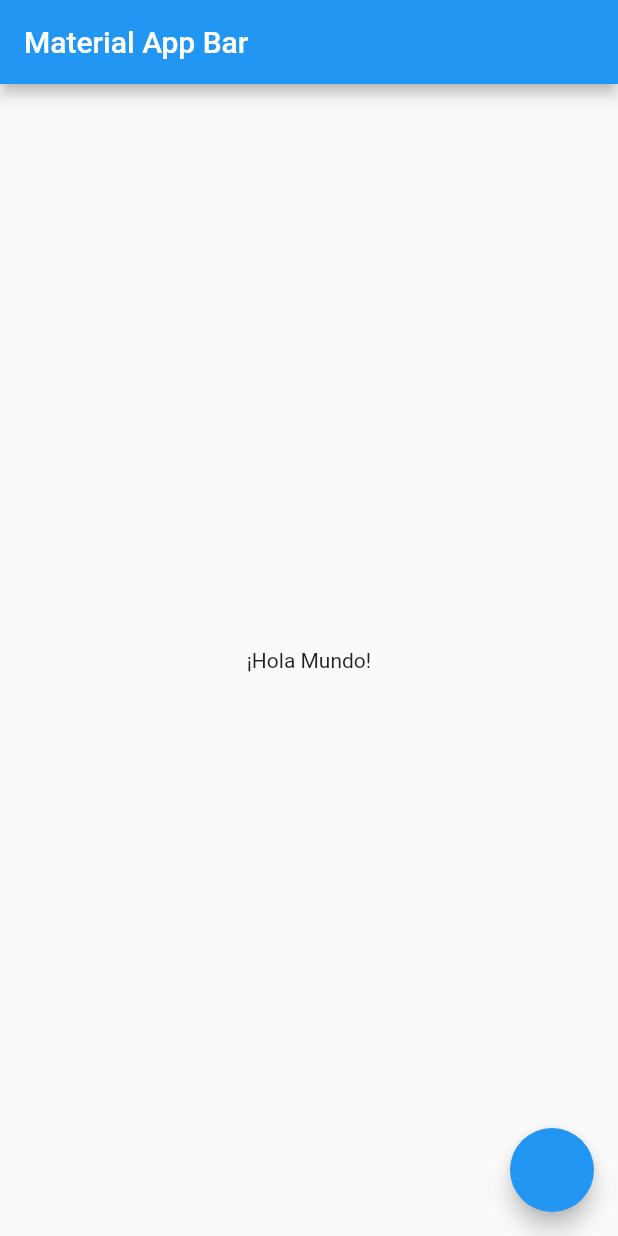
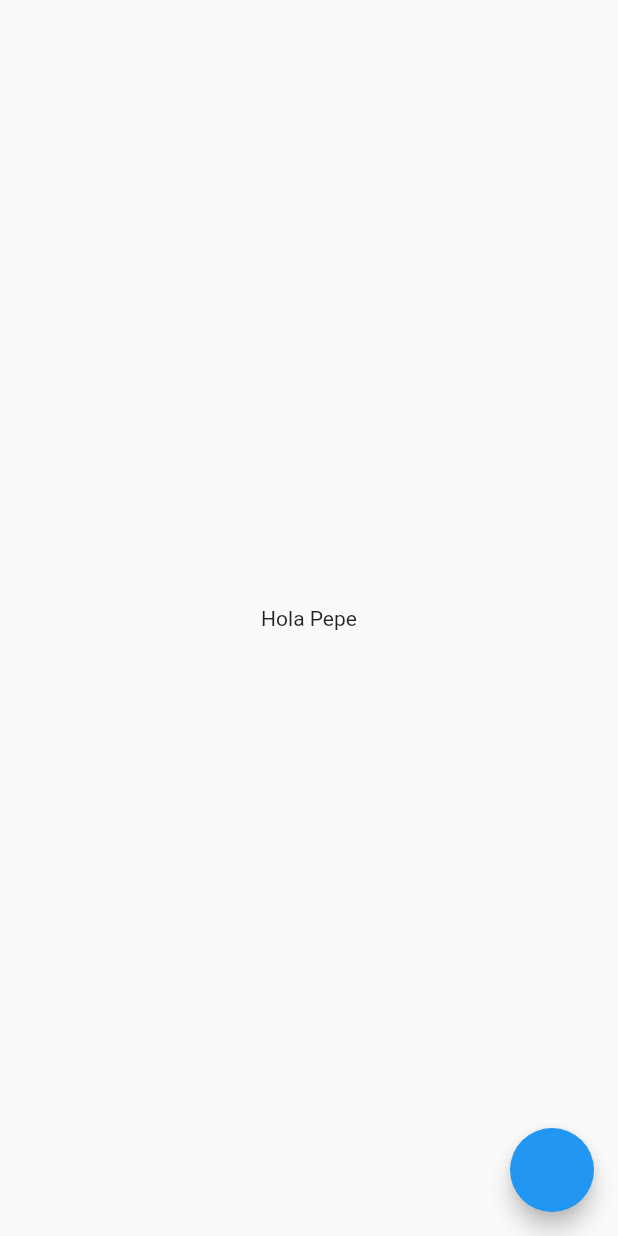
Before and after one commit to pedromolesp/internationalization, a Flutter app: the screen it shows after launch, on a phone screen of 412 x 824 dp. Run offline on Flutter 3.47's test engine with Material 2 defaults, Android fonts, the phone set to English and light mode, and no system bars; generated files the repository leaves out were written again.

Commit message:
Terminada parte funcional

```diff
--- a/lib/l10n/app_en.arb
+++ b/lib/l10n/app_en.arb
@@ -1,3 +1,3 @@
 {
-    "helloWorld": "Hello World!"
+    "hello": "Hello Pepe"
 }
--- a/lib/l10n/app_es.arb
+++ b/lib/l10n/app_es.arb
@@ -1,3 +1,3 @@
 {
-    "helloWorld": "¡Hola Mundo!"
+    "hello": "Hola Pepe"
 }
--- a/lib/main.dart
+++ b/lib/main.dart
@@ -1,8 +1,8 @@
 import 'package:flutter/material.dart';
 import 'package:flutter_localizations/flutter_localizations.dart';
-import 'package:flutter_gen/gen_l10n/app_localizations.dart';
 import 'package:internacionalizacion/l10n/l10n.dart';
 import 'package:internacionalizacion/provider/locale_provider.dart';
+import 'package:flutter_gen/gen_l10n/app_localizations.dart';
 import 'package:provider/provider.dart';
 
 void main() => runApp(MyApp());
@@ -12,10 +12,12 @@ class MyApp extends StatelessWidget {
   Widget build(BuildContext context) {
     return ChangeNotifierProvider(
         create: (_) => LocaleProvider(),
-        builder: (context, snapshot) {
+        builder: (context, _) {
           final provider = Provider.of<LocaleProvider>(context, listen: true);
           return MaterialApp(
-            title: 'Localizations Sample App',
+            title: 'Material App',
+            home: MyHomePage(),
+            debugShowCheckedModeBanner: false,
             locale: provider.locale,
             localizationsDelegates: [
               AppLocalizations.delegate,
@@ -24,35 +26,26 @@ class MyApp extends StatelessWidget {
               GlobalCupertinoLocalizations.delegate,
             ],
             supportedLocales: L10n.locales,
-            home: HomePage(),
           );
         });
   }
 }
 
-class HomePage extends StatelessWidget {
-  String? text;
+class MyHomePage extends StatelessWidget {
   @override
   Widget build(BuildContext context) {
-    text = AppLocalizations.of(context)!.helloWorld;
+    String texto = AppLocalizations.of(context)!.hello;
     return Scaffold(
-      floatingActionButton: FloatingActionButton(
-        onPressed: () {
+      floatingActionButton: FloatingActionButton(onPressed: () {
         final provider = Provider.of<LocaleProvider>(context, listen: false);
         if (provider.locale.languageCode == "es") {
           provider.setLocale(L10n.locales.last);
         } else {
           provider.setLocale(L10n.locales.first);
         }
-        },
-      ),
-      appBar: AppBar(
-        title: Text('Material App Bar'),
-      ),
-      body: Center(
-        child: Container(
-          child: Text(text!),
-        ),
+      }),
+      body: Container(
+        child: Center(child: Text(texto)),
       ),
     );
   }
```
Lines whose indentation alone changed are shown as unchanged.
